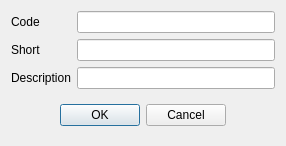
End1-1/Resort, file RowEditor/reroomcategory.ui: the form before one commit.
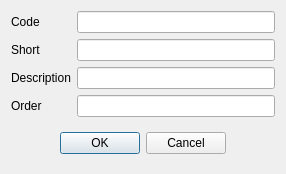
The form after the commit. Custom widgets are drawn as their Qt base class.

```diff
--- a/RowEditor/reroomcategory.ui
+++ b/RowEditor/reroomcategory.ui
@@ -7,7 +7,7 @@
     <x>0</x>
     <y>0</y>
     <width>286</width>
-    <height>139</height>
+    <height>165</height>
    </rect>
   </property>
   <property name="windowTitle">
@@ -16,6 +16,73 @@
   <layout class="QVBoxLayout" name="verticalLayout">
    <item>
     <layout class="QGridLayout" name="gridLayout">
+     <item row="2" column="0">
+      <widget class="QLabel" name="label_3">
+       <property name="text">
+        <string>Description</string>
+       </property>
+      </widget>
+     </item>
+     <item row="4" column="0" colspan="2">
+      <widget class="QWidget" name="widget" native="true">
+       <layout class="QHBoxLayout" name="horizontalLayout">
+        <item>
+         <spacer name="horizontalSpacer">
+          <property name="orientation">
+           <enum>Qt::Horizontal</enum>
+          </property>
+          <property name="sizeHint" stdset="0">
+           <size>
+            <width>37</width>
+            <height>20</height>
+           </size>
+          </property>
+         </spacer>
+        </item>
+        <item>
+         <widget class="QPushButton" name="btnOk">
+          <property name="text">
+           <string>OK</string>
+          </property>
+         </widget>
+        </item>
+        <item>
+         <widget class="QPushButton" name="btnCancel">
+          <property name="text">
+           <string>Cancel</string>
+          </property>
+         </widget>
+        </item>
+        <item>
+         <spacer name="horizontalSpacer_2">
+          <property name="orientation">
+           <enum>Qt::Horizontal</enum>
+          </property>
+          <property name="sizeHint" stdset="0">
+           <size>
+            <width>37</width>
+            <height>20</height>
+           </size>
+          </property>
+         </spacer>
+        </item>
+       </layout>
+      </widget>
+     </item>
+     <item row="1" column="0">
+      <widget class="QLabel" name="label_2">
+       <property name="text">
+        <string>Short</string>
+       </property>
+      </widget>
+     </item>
+     <item row="2" column="1">
+      <widget class="EQLineEdit" name="leDescription">
+       <property name="Field" stdset="0">
+        <string>f_description</string>
+       </property>
+      </widget>
+     </item>
      <item row="0" column="1">
       <widget class="EQLineEdit" name="leCode">
        <property name="focusPolicy">
@@ -32,20 +99,6 @@
        </property>
       </widget>
      </item>
-     <item row="2" column="1">
-      <widget class="EQLineEdit" name="leDescription">
-       <property name="Field" stdset="0">
-        <string>f_description</string>
-       </property>
-      </widget>
-     </item>
-     <item row="2" column="0">
-      <widget class="QLabel" name="label_3">
-       <property name="text">
-        <string>Description</string>
-       </property>
-      </widget>
-     </item>
      <item row="1" column="1">
       <widget class="EQLineEdit" name="leShort">
        <property name="Field" stdset="0">
@@ -53,13 +106,6 @@
        </property>
       </widget>
      </item>
-     <item row="1" column="0">
-      <widget class="QLabel" name="label_2">
-       <property name="text">
-        <string>Short</string>
-       </property>
-      </widget>
-     </item>
      <item row="0" column="0">
       <widget class="QLabel" name="label">
        <property name="text">
@@ -67,50 +113,18 @@
        </property>
       </widget>
      </item>
-     <item row="3" column="0" colspan="2">
-      <widget class="QWidget" name="widget" native="true">
-       <layout class="QHBoxLayout" name="horizontalLayout">
-        <item>
-         <spacer name="horizontalSpacer">
-          <property name="orientation">
-           <enum>Qt::Horizontal</enum>
-          </property>
-          <property name="sizeHint" stdset="0">
-           <size>
-            <width>37</width>
-            <height>20</height>
-           </size>
-          </property>
-         </spacer>
-        </item>
-        <item>
-         <widget class="QPushButton" name="btnOk">
-          <property name="text">
-           <string>OK</string>
-          </property>
-         </widget>
-        </item>
-        <item>
-         <widget class="QPushButton" name="btnCancel">
-          <property name="text">
-           <string>Cancel</string>
-          </property>
-         </widget>
-        </item>
-        <item>
-         <spacer name="horizontalSpacer_2">
-          <property name="orientation">
-           <enum>Qt::Horizontal</enum>
-          </property>
-          <property name="sizeHint" stdset="0">
-           <size>
-            <width>37</width>
-            <height>20</height>
-           </size>
-          </property>
-         </spacer>
-        </item>
-       </layout>
+     <item row="3" column="0">
+      <widget class="QLabel" name="label_4">
+       <property name="text">
+        <string>Order</string>
+       </property>
+      </widget>
+     </item>
+     <item row="3" column="1">
+      <widget class="EQLineEdit" name="leOrder">
+       <property name="Field" stdset="0">
+        <string>f_queue</string>
+       </property>
       </widget>
      </item>
     </layout>
```
